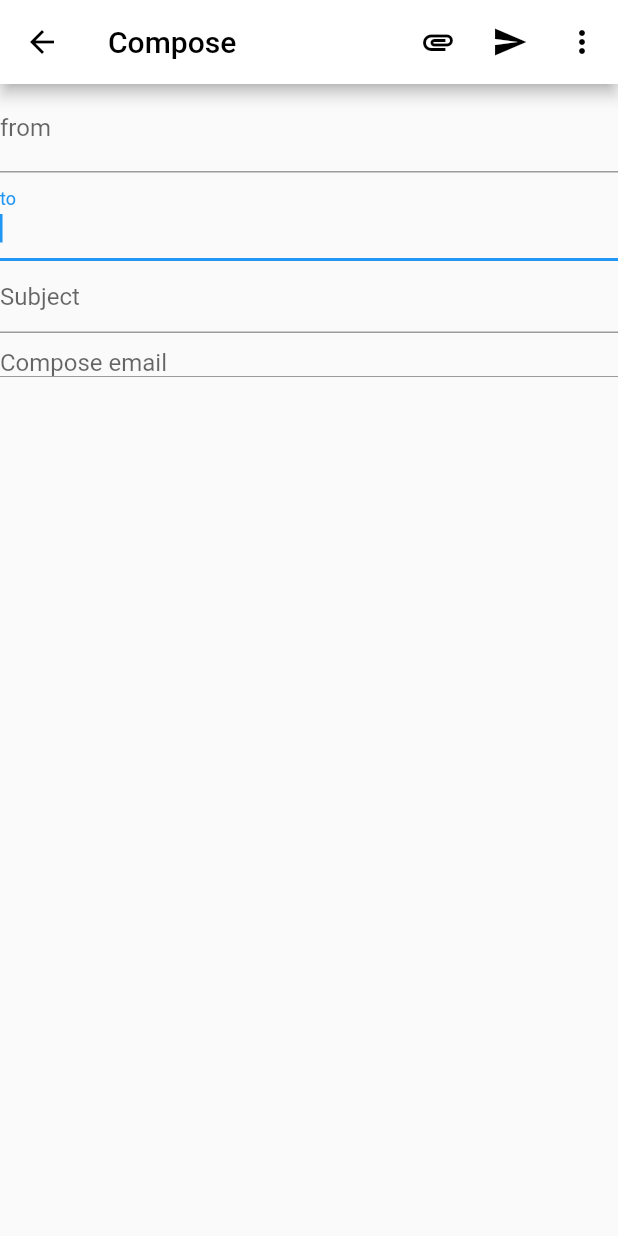
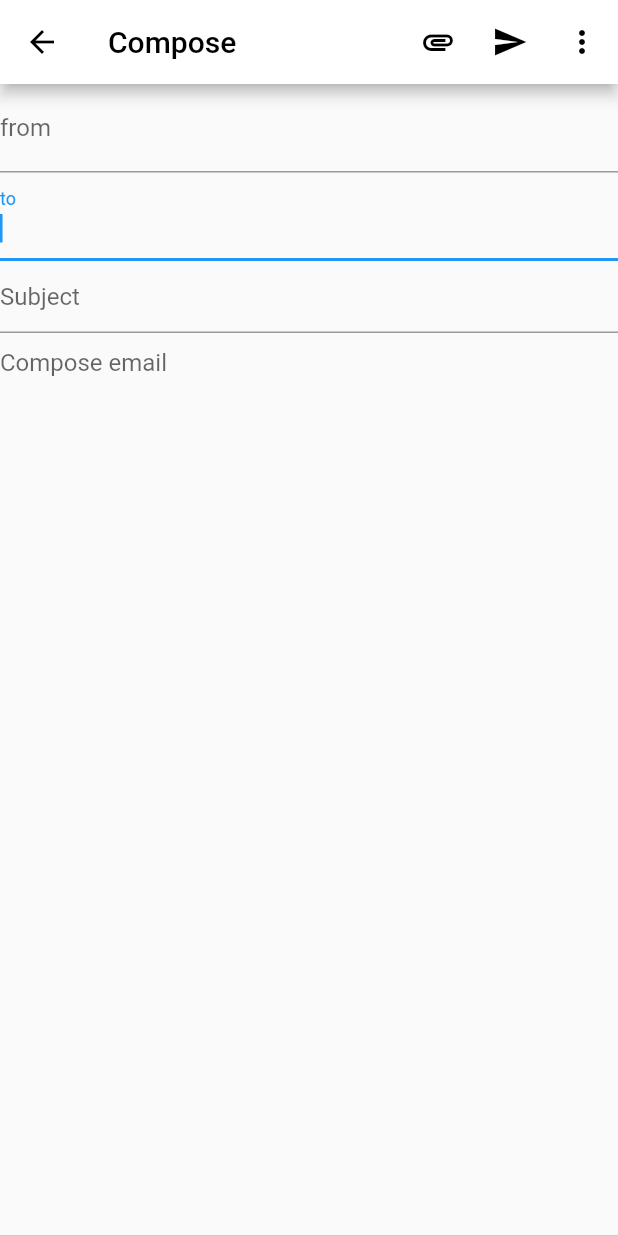
Before and after one commit to jgarzon26/GmailMockup, a Flutter app: the ComposePage screen opened directly with empty values, on a phone screen of 412 x 824 dp. Run offline on Flutter 3.47's test engine with Material 2 defaults, Android fonts, the phone set to English and light mode, and no system bars.

Commit message:
MakeComposeEmailFillAvailableSpace

```diff
--- a/lib/compose.dart
+++ b/lib/compose.dart
@@ -126,16 +126,20 @@ class _ComposePageState extends State<ComposePage> {
                 ),
                 onTap: displayOverlays,
               ),
-              Padding(
+              Expanded(
+                flex: 3,
+                child: Padding(
                   padding: const EdgeInsets.only(top: 10),
                   child: TextField(
                     controller: _composeEmailController,
-                  decoration: InputDecoration(
+                    decoration: const InputDecoration(
                       isCollapsed: true,
                       hintText: "Compose email",
-                    floatingLabelBehavior: FloatingLabelBehavior.auto,
                     ),
+                    expands: true,
+                    maxLines: null,
                     onTap: displayOverlays,
+                  ),
                 ),
               ),
             ],
```
Lines whose indentation alone changed are shown as unchanged.
